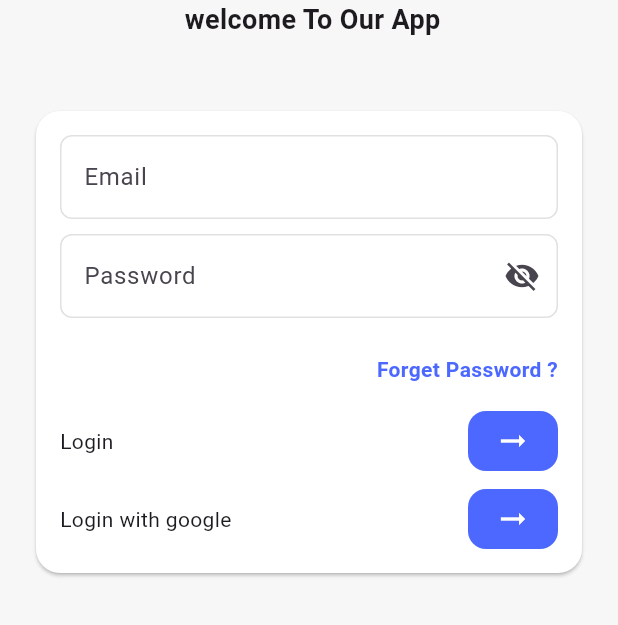
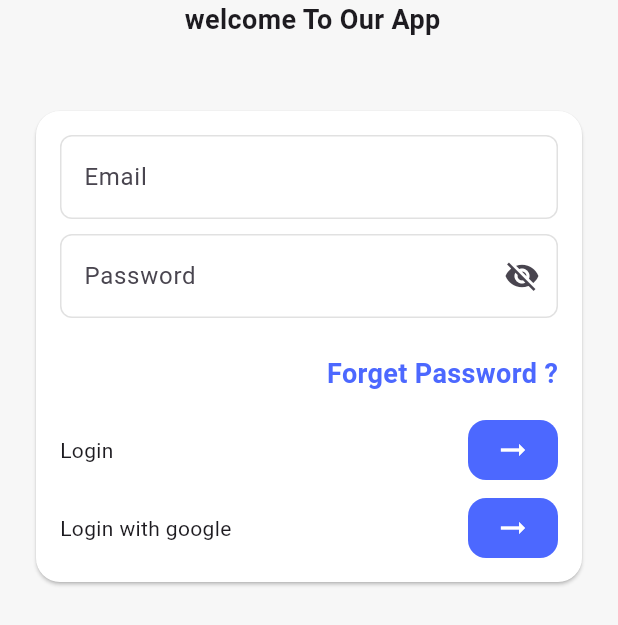
Before and after one commit to pakpuk/E-commerceapp_withAdmiWebsite_Flutter-Supabase, a Flutter app: the screen it shows after launch, on a phone screen of 412 x 824 dp. Shown: the top 625 px of the screen. Run offline on Flutter 3.47's test engine with Material 3 defaults, Android fonts, the phone set to English and light mode, and no system bars.

Commit message:
finsh loginscreen

```diff
--- a/lib/views/Ui/login_screen.dart
+++ b/lib/views/Ui/login_screen.dart
@@ -50,12 +50,14 @@ class LoginScreen extends StatelessWidget {
                       height: 24,
                     ),
                     const Align(
-                        alignment: Alignment.topRight,
+                        alignment: Alignment.centerRight,
                         child: Text(
                           TextManager.forgetpassword,
                           style: TextStyle(
-                              fontWeight: FontWeight.w600,
-                              color: AppColors.kPrimaryColor),
+                            fontWeight: FontWeight.w600,
+                            color: AppColors.kPrimaryColor,
+                            fontSize: 18,
+                          ),
                         )),
                     const SizedBox(
                       height: 18,
```
